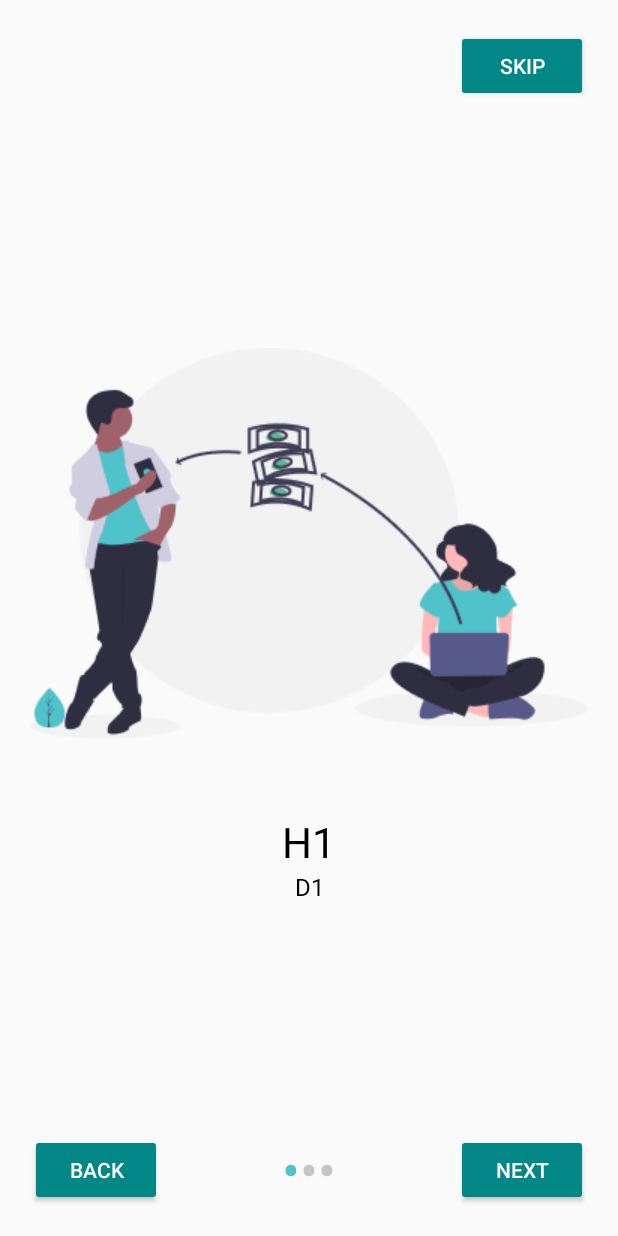
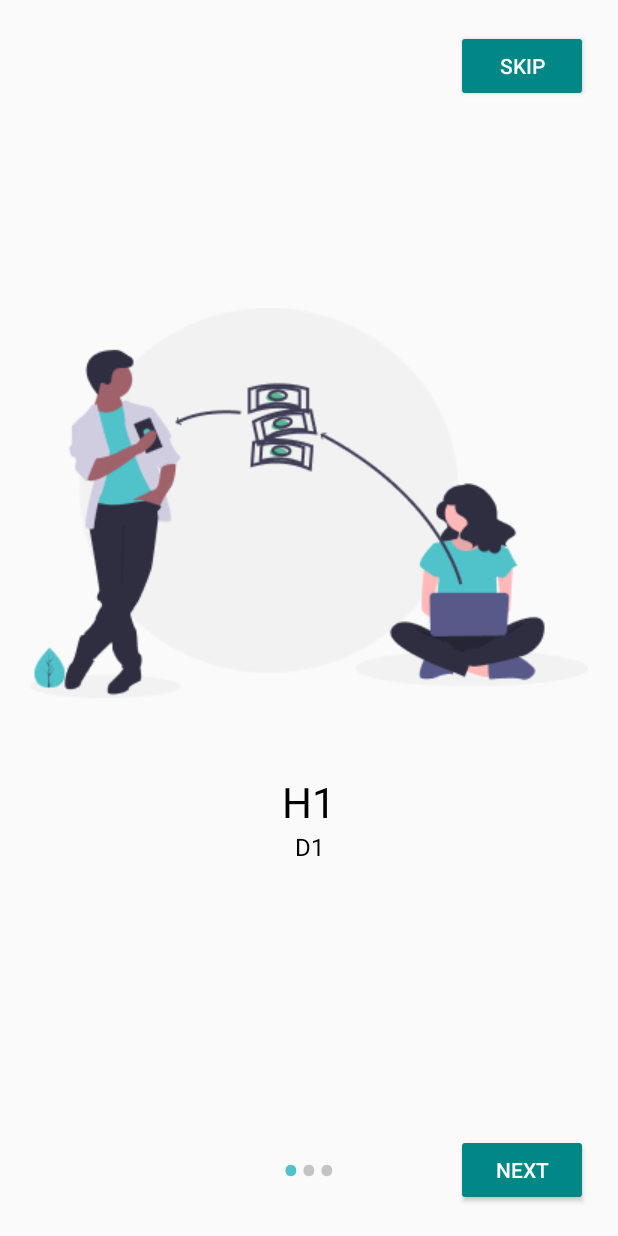
Before and after one commit to george07-t/CardioCare, an Android app: the screen it shows after launch (GetStarted), on a phone screen of 412 x 824 dp. Run offline under Robolectric (Android 15) with nearby library versions, the phone set to English and light mode, and no system bars; our stand-ins replace Firebase (no records; nobody signed in at launch, a user with empty details on screens opened directly).

Commit message:
getstarted2

```diff
--- a/app/src/main/java/com/example/cardiocare/GetStarted.java
+++ b/app/src/main/java/com/example/cardiocare/GetStarted.java
@@ -20,7 +20,7 @@ import com.google.firebase.auth.FirebaseUser;
 public class GetStarted extends AppCompatActivity {
     ViewPager mSLideViewPager;
     LinearLayout mDotLayout;
-    Button backbtn, nextbtn, skipbtn;
+    Button backbtn, nextbtn, skipbtn,getstart;
 
     TextView[] dots;
     private FirebaseAuth mAuth;
@@ -39,6 +39,7 @@ public class GetStarted extends AppCompatActivity {
         backbtn = findViewById(R.id.backid);
         nextbtn = findViewById(R.id.nextid);
         skipbtn = findViewById(R.id.skipid);
+        getstart=findViewById(R.id.getstart);
 
         SharedPreferences preferences = getSharedPreferences(PREFS_NAME, MODE_PRIVATE);
         boolean onboardingShown = preferences.getBoolean(PREFS_KEY_ONBOARDING_SHOWN, false);
@@ -61,7 +62,16 @@ public class GetStarted extends AppCompatActivity {
 
         setUpIndicator(0);
         mSLideViewPager.addOnPageChangeListener(viewListener);
+        getstart.setOnClickListener(new View.OnClickListener() {
+            @Override
+            public void onClick(View v) {
+                if(mSLideViewPager.getCurrentItem() == viewPagerAdapter.getCount() - 1){
+                    saveOnboardingShownFlag();
+                    checkUserLoginStatus();
+                }
 
+            }
+        });
         backbtn.setOnClickListener(new View.OnClickListener() {
             @Override
             public void onClick(View v) {
@@ -122,9 +132,13 @@ public class GetStarted extends AppCompatActivity {
                 backbtn.setVisibility(View.INVISIBLE);
             }
             if (position == viewPagerAdapter.getCount() - 1) {
-                nextbtn.setText("Finish");
+                nextbtn.setVisibility(View.INVISIBLE);
+                skipbtn.setVisibility(View.INVISIBLE);
+                getstart.setVisibility(View.VISIBLE);
             } else {
                 nextbtn.setText("Next");
+                getstart.setVisibility(View.INVISIBLE);
+                skipbtn.setVisibility(View.VISIBLE);
             }
         }
 
--- a/app/src/main/res/layout/activity_get_started.xml
+++ b/app/src/main/res/layout/activity_get_started.xml
@@ -26,19 +26,28 @@
         android:gravity="center">
 
         <androidx.viewpager.widget.ViewPager
+            android:id="@+id/slideViewPager"
             android:layout_width="match_parent"
-            android:layout_height="match_parent"
-            android:id="@+id/slideViewPager"
-            >
+            android:layout_height="493dp">
+
             <TextView
                 android:layout_width="wrap_content"
                 android:layout_height="wrap_content"
                 android:text="Get Started 1"
                 android:textColor="@color/black"
-                android:textStyle="bold"
                 android:textSize="30dp"
-                />
+                android:textStyle="bold" />
         </androidx.viewpager.widget.ViewPager>
+        <Button
+            android:id="@+id/getstart"
+            android:layout_width="wrap_content"
+            android:layout_height="wrap_content"
+            android:layout_marginTop="5dp"
+            android:backgroundTint="@color/teal_700"
+            android:text="Get Started"
+            android:textColor="@color/white"
+            android:visibility="invisible"
+            android:textStyle="italic" />
 
     </LinearLayout>
 
@@ -56,6 +65,7 @@
             android:backgroundTint="@color/teal_700"
             android:textColor="@color/white"
             android:layout_gravity="bottom|start"
+            android:visibility="invisible"
             />
 
         <LinearLayout
--- a/app/src/main/res/layout/slider_layout.xml
+++ b/app/src/main/res/layout/slider_layout.xml
@@ -2,16 +2,15 @@
 <LinearLayout xmlns:android="http://schemas.android.com/apk/res/android"
     android:layout_width="match_parent"
     android:layout_height="match_parent"
-    android:orientation="vertical"
     android:gravity="center"
-    >
+    android:orientation="vertical">
 
     <ImageView
         android:id="@+id/titleImage"
         android:layout_width="match_parent"
         android:layout_height="wrap_content"
         android:layout_marginTop="10dp"
-        android:src="@drawable/image1"/>
+        android:src="@drawable/image1" />
 
     <TextView
         android:id="@+id/texttitle"
@@ -21,7 +20,7 @@
         android:text="@string/heading_one"
         android:textAlignment="center"
         android:textColor="@color/black"
-        android:textSize="28dp"/>
+        android:textSize="28dp" />
 
     <TextView
         android:id="@+id/textdeccription"
@@ -31,7 +30,8 @@
         android:text="@string/desc_one"
         android:textAlignment="center"
         android:textColor="@color/black"
-        android:textSize="16dp"/>
+        android:textSize="16dp" />
+
 
 
 </LinearLayout>
```
